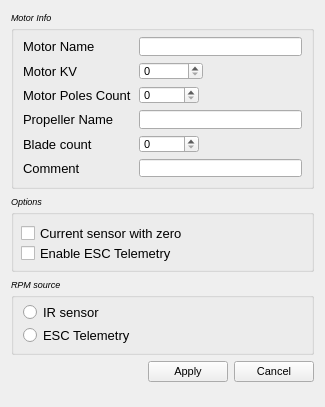
Before: the Qt Designer form ThrustApp/src/form_measuresettings.ui in jmajew/thrust_tool, drawn with Qt 5.
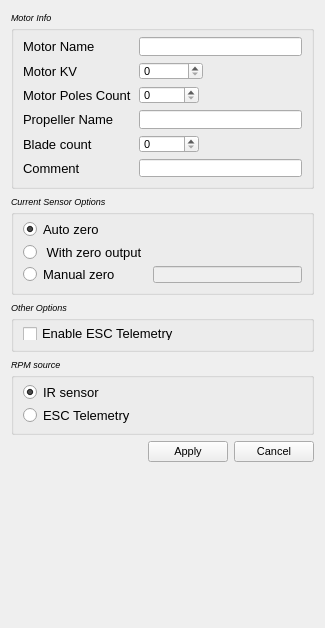
After: the same form once the commit is applied.

What changed in the file:
```diff
--- a/ThrustApp/src/form_measuresettings.ui
+++ b/ThrustApp/src/form_measuresettings.ui
@@ -7,7 +7,7 @@
     <x>0</x>
     <y>0</y>
     <width>325</width>
-    <height>407</height>
+    <height>628</height>
    </rect>
   </property>
   <property name="minimumSize">
@@ -19,7 +19,7 @@
   <property name="windowTitle">
    <string>Form</string>
   </property>
-  <layout class="QVBoxLayout" name="verticalLayout_2">
+  <layout class="QVBoxLayout" name="verticalLayout_3">
    <item>
     <widget class="QGroupBox" name="groupBox">
      <property name="minimumSize">
@@ -293,18 +293,135 @@
      <zorder>editMotorName</zorder>
     </widget>
    </item>
+   <item>
+    <widget class="QGroupBox" name="groupBox_4">
+     <property name="minimumSize">
+      <size>
+       <width>0</width>
+       <height>100</height>
+      </size>
+     </property>
+     <property name="maximumSize">
+      <size>
+       <width>16777215</width>
+       <height>100</height>
+      </size>
+     </property>
+     <property name="baseSize">
+      <size>
+       <width>0</width>
+       <height>220</height>
+      </size>
+     </property>
+     <property name="font">
+      <font>
+       <pointsize>7</pointsize>
+       <italic>true</italic>
+      </font>
+     </property>
+     <property name="title">
+      <string>Current Sensor Options</string>
+     </property>
+     <layout class="QFormLayout" name="formLayout">
+      <item row="0" column="0">
+       <widget class="QRadioButton" name="radioButton_AutoZ">
+        <property name="font">
+         <font>
+          <pointsize>10</pointsize>
+          <italic>false</italic>
+         </font>
+        </property>
+        <property name="text">
+         <string>Auto zero</string>
+        </property>
+        <property name="checked">
+         <bool>true</bool>
+        </property>
+       </widget>
+      </item>
+      <item row="0" column="1">
+       <spacer name="horizontalSpacer_6">
+        <property name="orientation">
+         <enum>Qt::Horizontal</enum>
+        </property>
+        <property name="sizeHint" stdset="0">
+         <size>
+          <width>156</width>
+          <height>16</height>
+         </size>
+        </property>
+       </spacer>
+      </item>
+      <item row="1" column="0">
+       <widget class="QRadioButton" name="radioButton_WithZ">
+        <property name="font">
+         <font>
+          <pointsize>10</pointsize>
+          <italic>false</italic>
+         </font>
+        </property>
+        <property name="text">
+         <string> With zero output</string>
+        </property>
+       </widget>
+      </item>
+      <item row="1" column="1">
+       <spacer name="horizontalSpacer_5">
+        <property name="orientation">
+         <enum>Qt::Horizontal</enum>
+        </property>
+        <property name="sizeHint" stdset="0">
+         <size>
+          <width>156</width>
+          <height>16</height>
+         </size>
+        </property>
+       </spacer>
+      </item>
+      <item row="2" column="0">
+       <widget class="QRadioButton" name="radioButton_ManualZ">
+        <property name="font">
+         <font>
+          <pointsize>10</pointsize>
+          <italic>false</italic>
+         </font>
+        </property>
+        <property name="text">
+         <string>Manual zero</string>
+        </property>
+       </widget>
+      </item>
+      <item row="2" column="1">
+       <widget class="QLineEdit" name="lineEdit_ManualZ">
+        <property name="enabled">
+         <bool>false</bool>
+        </property>
+        <property name="readOnly">
+         <bool>true</bool>
+        </property>
+       </widget>
+      </item>
+     </layout>
+    </widget>
+   </item>
    <item>
     <widget class="QGroupBox" name="groupBox_3">
      <property name="minimumSize">
       <size>
        <width>0</width>
-       <height>77</height>
+       <height>51</height>
       </size>
      </property>
      <property name="maximumSize">
       <size>
        <width>16777215</width>
-       <height>77</height>
+       <height>51</height>
+      </size>
+     </property>
+     <property name="baseSize">
+      <size>
+       <width>0</width>
+       <height>220</height>
       </size>
      </property>
      <property name="font">
@@ -314,46 +431,23 @@
       </font>
      </property>
      <property name="title">
-      <string>Options</string>
+      <string>Other Options</string>
      </property>
-     <widget class="QCheckBox" name="checkBox_CurrZero">
-      <property name="geometry">
-       <rect>
-        <x>10</x>
-        <y>30</y>
-        <width>211</width>
-        <height>17</height>
-       </rect>
-      </property>
-      <property name="font">
-       <font>
-        <pointsize>10</pointsize>
-        <italic>false</italic>
-       </font>
-      </property>
-      <property name="text">
-       <string>Current sensor with zero</string>
-      </property>
-     </widget>
-     <widget class="QCheckBox" name="checkBox_EscTelem">
-      <property name="geometry">
-       <rect>
-        <x>10</x>
-        <y>50</y>
-        <width>191</width>
-        <height>17</height>
-       </rect>
-      </property>
-      <property name="font">
-       <font>
-        <pointsize>10</pointsize>
-        <italic>false</italic>
-       </font>
-      </property>
-      <property name="text">
-       <string>Enable ESC Telemetry</string>
-      </property>
-     </widget>
+     <layout class="QVBoxLayout" name="verticalLayout_2">
+      <item>
+       <widget class="QCheckBox" name="checkBox_EscTelem">
+        <property name="font">
+         <font>
+          <pointsize>10</pointsize>
+          <italic>false</italic>
+         </font>
+        </property>
+        <property name="text">
+         <string>Enable ESC Telemetry</string>
+        </property>
+       </widget>
+      </item>
+     </layout>
     </widget>
    </item>
    <item>
@@ -391,6 +485,9 @@
         <property name="text">
          <string>IR sensor</string>
         </property>
+        <property name="checked">
+         <bool>true</bool>
+        </property>
        </widget>
       </item>
       <item>
```
Left out of the diff: 20 changed lines with no effect on the pictures.
